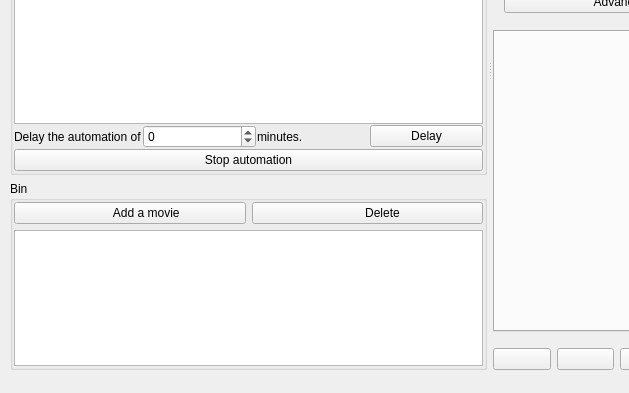
Old version of the form src/mainwindow.ui in the repository cinemaouvert/OPP; both pictures show x 0 to 629 and y 259 to 652 of the 1287 by 652 pixel window.
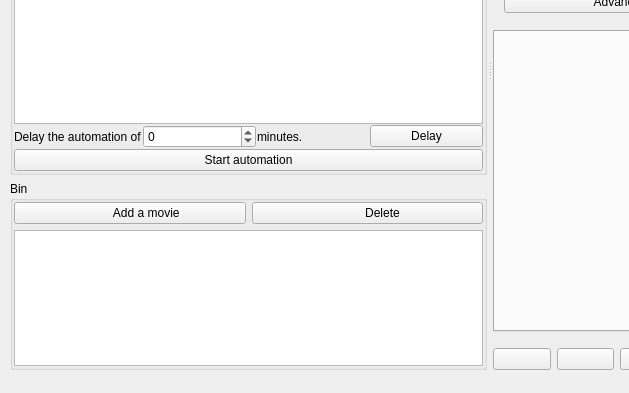
New version of the form. Icons and pictures are not drawn. Custom widgets are drawn as their Qt base class.

Commit message: enable/disable automation + add schedule state

```diff
--- a/src/mainwindow.ui
+++ b/src/mainwindow.ui
@@ -261,7 +261,10 @@
            <item>
             <widget class="QPushButton" name="scheduleToggleEnabledButton">
              <property name="text">
-              <string>Stop automation</string>
+              <string>Start automation</string>
+             </property>
+             <property name="checkable">
+              <bool>true</bool>
              </property>
             </widget>
            </item>
```
The commit also changes 6 other files.
